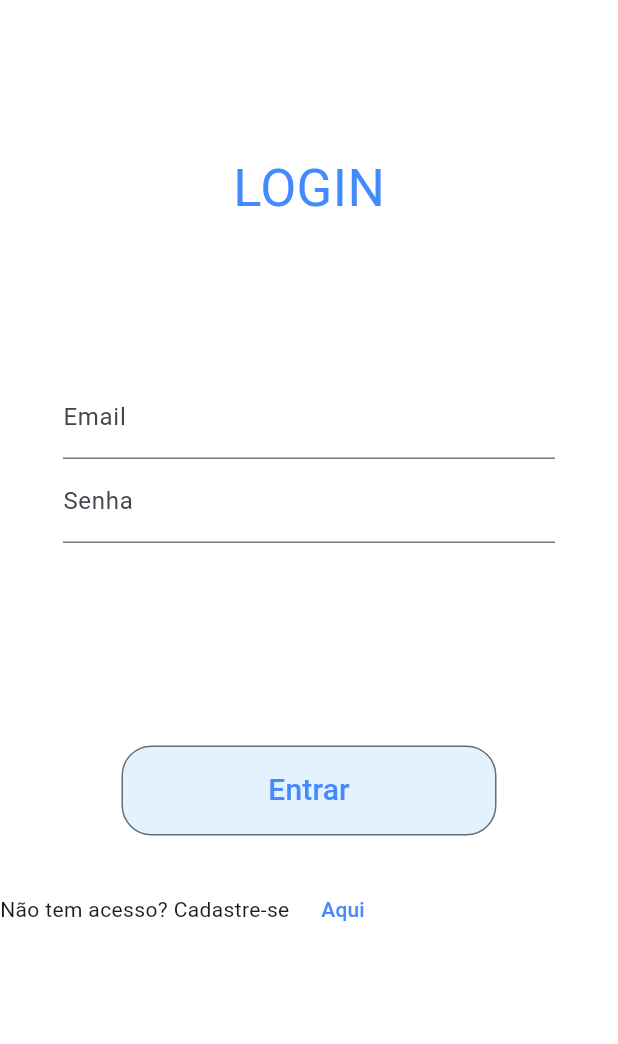
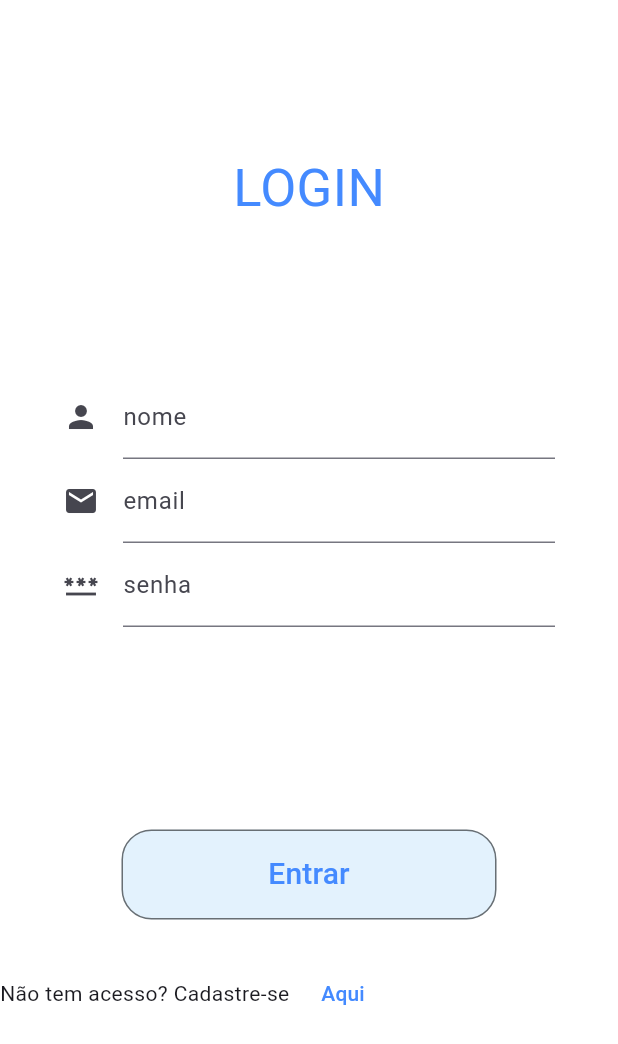
Before and after one commit to DiedioRB/thoth, a Flutter app: the screen it shows after launch, after a tap on "Entrar", on a phone screen of 412 x 824 dp. Shown: the top 1044 px of the screen. Run offline on Flutter 3.47's test engine with Material 2 defaults, Android fonts, the phone set to English and light mode, and no system bars; our stand-ins replace cloud_firestore, firebase_core, flip_card; accounts and stored records are empty.

Commit message:
Criação de form padrão baseado nas models

```diff
--- /dev/null
+++ b/lib/helpers/form_builder.dart
@@ -0,0 +1,68 @@
+import 'package:flutter/material.dart';
+import 'package:thoth/models/interfaces/item_form.dart';
+
+class FormBuilder {
+  final List<ItemForm> _items = [];
+  final List<TextFormField> _fields = [];
+  final _formKey = GlobalKey<FormState>();
+  final List<TextEditingController> controllers = [];
+  final Map<String, dynamic> _values = {};
+
+  FormBuilder(List<ItemForm> fields) {
+    addFields(fields);
+  }
+
+  void addField(ItemForm item) {
+    _items.add(item);
+    _fields.add(_createTextFormField(item));
+  }
+
+  void addFields(List<ItemForm> items) {
+    for (ItemForm item in items) {
+      _items.add(item);
+      _fields.add(_createTextFormField(item));
+    }
+  }
+
+  Map<String, dynamic> get values {
+    return _values;
+  }
+
+  TextFormField _createTextFormField(ItemForm item) {
+    TextEditingController newController = TextEditingController();
+
+    newController.addListener(() {
+      String val = newController.text;
+      _values.update(
+        item.descricaoForm,
+        (value) => val,
+        ifAbsent: () => val,
+      );
+    });
+    print(item.modificadores.toString());
+    TextFormField newField = TextFormField(
+      validator: item.validator,
+      decoration:
+          InputDecoration(icon: item.icon, labelText: item.descricaoForm),
+      obscureText:
+          (item.modificadores.contains(ItemFormModifiers.senha)) ? true : false,
+      controller: newController,
+    );
+
+    controllers.add(newController);
+    return newField;
+  }
+
+  bool get isValid {
+    return _formKey.currentState!.validate();
+  }
+
+  Widget build() {
+    return Form(
+      key: _formKey,
+      child: Column(
+        children: _fields,
+      ),
+    );
+  }
+}
--- a/lib/main.dart
+++ b/lib/main.dart
@@ -106,7 +106,7 @@ class _MyHomePageState extends State<MyHomePage> {
         child: Column(
           children: [
             Perfil(usuario: usuario),
-            Expanded(child: ListaCards(perguntas: _perguntas))
+            Expanded(child: ListaCards(perguntas: _perguntas)),
           ],
         ),
       ),
--- /dev/null
+++ b/lib/models/interfaces/item_form.dart
@@ -0,0 +1,45 @@
+import 'package:flutter/widgets.dart';
+
+enum ItemFormModifiers { naoNulo, senha }
+
+class ItemForm {
+  final String descricaoForm;
+  dynamic valor;
+  final Icon? icon;
+  String? Function(String? value)? validator;
+  List<ItemFormModifiers> modificadores = [];
+
+  ItemForm(
+      {required this.descricaoForm, this.valor, this.icon, this.validator});
+
+  addModifiers(List<ItemFormModifiers> modificadores) {
+    this.modificadores.addAll(modificadores);
+  }
+
+  factory ItemForm.build(
+      {required String descricao,
+      dynamic valor,
+      Icon? icon,
+      String? mensagem,
+      List<ItemFormModifiers>? modificadores}) {
+    ItemForm newItem = ItemForm(
+      descricaoForm: descricao,
+      valor: valor,
+      icon: icon,
+      validator: (value) {
+        if (modificadores!
+            .any((element) => (element == ItemFormModifiers.naoNulo))) {
+          //Se o valor não pode ser nulo:
+          if (value == null || value.isEmpty) {
+            return (mensagem != null) ? mensagem : "Preencha este campo";
+          }
+        }
+        return null;
+      },
+    );
+    if (modificadores != null) {
+      newItem.addModifiers(modificadores);
+    }
+    return newItem;
+  }
+}
--- a/lib/models/usuario.dart
+++ b/lib/models/usuario.dart
@@ -3,16 +3,42 @@ import 'dart:convert';
 import 'package:cloud_firestore/cloud_firestore.dart';
 import 'package:crypto/crypto.dart';
 import 'package:firebase_core/firebase_core.dart';
+import 'package:flutter/material.dart';
 import 'package:thoth/helpers/hash_helper.dart';
+import 'package:thoth/models/interfaces/item_form.dart';
+import 'package:thoth/models/interfaces/item_form_model.dart';
 
-class Usuario {
+class Usuario implements ItemFormModel {
   static const String collection = "usuarios";
 
   final String nome;
   final String email;
   final List<String> salas;
 
-  Usuario({required this.nome, required this.email, required this.salas});
+  static List<ItemForm> getFields({Usuario? usuario}) {
+    return [
+      ItemForm.build(
+          descricao: "nome",
+          valor: usuario?.nome,
+          icon: const Icon(Icons.person),
+          modificadores: [ItemFormModifiers.naoNulo]),
+      ItemForm.build(
+          descricao: "email",
+          valor: usuario?.email,
+          icon: const Icon(Icons.email),
+          modificadores: [ItemFormModifiers.naoNulo]),
+      ItemForm.build(
+          descricao: "senha",
+          icon: const Icon(Icons.password),
+          modificadores: [ItemFormModifiers.naoNulo, ItemFormModifiers.senha])
+    ];
+  }
+
+  Usuario({
+    required this.nome,
+    required this.email,
+    required this.salas,
+  });
 
   static Future<Usuario?> login(String email, String senha) async {
     final FirebaseApp app = Firebase.app();
--- a/lib/views/tela_login.dart
+++ b/lib/views/tela_login.dart
@@ -1,5 +1,6 @@
 import 'package:flutter/foundation.dart';
 import 'package:flutter/material.dart';
+import 'package:thoth/helpers/form_builder.dart';
 import 'package:thoth/models/usuario.dart';
 
 class Login extends StatelessWidget {
@@ -7,6 +8,7 @@ class Login extends StatelessWidget {
 
   final emailController = TextEditingController();
   final passwordController = TextEditingController();
+  FormBuilder form = FormBuilder(Usuario.getFields());
 
   void _login(String email, String senha) async {
     Usuario? usuario = await Usuario.login(email, senha);
@@ -28,86 +30,52 @@ class Login extends StatelessWidget {
                   margin: const EdgeInsets.only(top: 100.0),
                   child: const Text(
                     "LOGIN",
-                  style: TextStyle(
-                    color: Colors.blueAccent,
-                    fontSize: 35.0
-                  ),
+                    style: TextStyle(color: Colors.blueAccent, fontSize: 35.0),
                   ),
                 ),
                 Container(
                   margin: const EdgeInsets.only(
-                  left: 42.0,
-                  right: 42.0,
-                  top: 100.0,
-                  bottom: 35.0
-                ),
-                child: Column(
-                  children: [
-                    TextField(
-                      controller: emailController,
-                      decoration: InputDecoration(
-                        labelText: "Email"
-                      ),
-                    ),
-                    TextField(
-                      controller: passwordController,
-                      obscureText: true,
-                      decoration: InputDecoration(
-                        labelText: "Senha"
-                      ),
-                    )
-                  ],
-                ),
+                      left: 42.0, right: 42.0, top: 100.0, bottom: 35.0),
+                  child: form.build(),
                 ),
                 Container(
                   margin: EdgeInsets.only(top: 100.0),
                   height: 60,
                   width: 250,
                   decoration: BoxDecoration(
-                  border: Border.all(
-                    color: Colors.black54
-                  ),
+                      border: Border.all(color: Colors.black54),
                       borderRadius: BorderRadius.circular(20),
-                  color: Colors.blue[50]
-                ),
+                      color: Colors.blue[50]),
                   child: TextButton(
                       //onPressed: () => _login("andreribas0511@gmail.com", "yosenha123"),
-                  onPressed: () => _login(emailController.text, passwordController.text),
-                    child: const Text(
-                        "Entrar",
+                      // onPressed: () =>
+                      //     _login(emailController.text, passwordController.text),
+                      onPressed: () {
+                        print(form.values.toString());
+                      },
+                      child: const Text("Entrar",
                           style: TextStyle(
-                            color: Colors.blueAccent,
-                            fontSize: 20.0
-                        )
-                    )
-                ),
+                              color: Colors.blueAccent, fontSize: 20.0))),
                 ),
                 Container(
-                margin: EdgeInsets.only(top:25.0),
+                    margin: EdgeInsets.only(top: 25.0),
                     child: Center(
                       child: Row(
                         children: [
-                      Text(
-                          "Não tem acesso? Cadastre-se "
-                      ),
+                          Text("Não tem acesso? Cadastre-se "),
                           TextButton(
                               onPressed: () => {
-                            Navigator.pushNamed(context, '/tela_cadastro')
+                                    Navigator.pushNamed(
+                                        context, '/tela_cadastro')
                                   },
                               child: Text(
                                 "Aqui",
-                            style: TextStyle(
-                                color: Colors.blueAccent
+                                style: TextStyle(color: Colors.blueAccent),
+                              ))
+                        ],
                       ),
-                          )
-                      )
+                    ))
               ],
-                  ) ,
-                )
-              )
-            ],
-          )
-      )
-    );
+            )));
   }
 }
```
Also changed, not shown: lib/models/interfaces/item_form_model.dart (added, +7 -0 lines), lib/views/tela_cadastro.dart (+19 -44 lines). Lines whose indentation alone changed are shown as unchanged.
